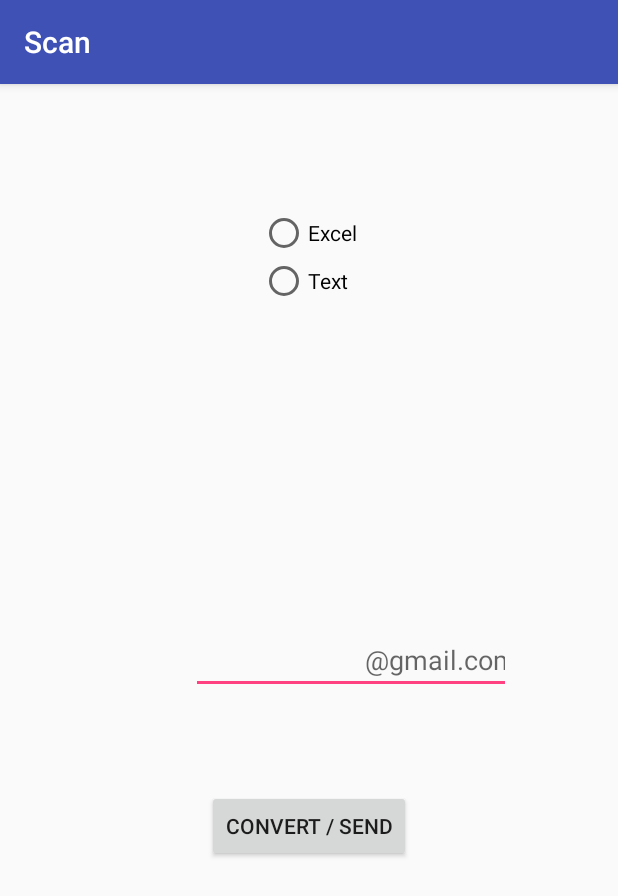
After one commit to ahmadkhedr/Scan, an Android app: the Email screen opened directly, with no data from a screen before it, on a phone screen of 412 x 824 dp. The commit adds this screen. Shown: the top 896 px of the screen. Run offline under Robolectric (Android 15) with nearby library versions, the phone set to English and light mode, and no system bars; libraries missing offline, so code that uses them is left out: com.ajts.androidmads, java.security.acl.

Commit message:
"initial Work of excel and text"

```diff
--- a/app/build.gradle
+++ b/app/build.gradle
@@ -4,7 +4,7 @@ android {
     compileSdkVersion 26
     defaultConfig {
         applicationId "kedr.emam.ahmad.scan"
-        minSdkVersion 16
+        minSdkVersion 21
         targetSdkVersion 26
         versionCode 1
         versionName "1.0"
@@ -25,9 +25,12 @@ dependencies {
     //noinspection GradleCompatible
     implementation 'com.android.support:appcompat-v7:26.1.0'
     implementation 'com.android.support.constraint:constraint-layout:1.0.2'
+    implementation 'com.android.support:design:26.1.0'
     testImplementation 'junit:junit:4.12'
     androidTestImplementation 'com.android.support.test:runner:1.0.1'
     androidTestImplementation 'com.android.support.test.espresso:espresso-core:3.0.1'
     compile 'me.dm7.barcodescanner:zxing:1.9'
+    compile 'com.ajts.androidmads.SQLite2Excel:library:1.0.2'
+
 
 }
--- a/app/src/main/AndroidManifest.xml
+++ b/app/src/main/AndroidManifest.xml
@@ -3,7 +3,7 @@
     package="kedr.emam.ahmad.scan">
 
     <uses-permission android:name="android.permission.CAMERA" />
-
+    <uses-permission android:name="android.permission.WRITE_EXTERNAL_STORAGE"></uses-permission>
     <uses-feature android:name="android.hardware.camera" />
     <uses-feature android:name="android.hardware.camera.autofocus" />
 
@@ -23,7 +23,8 @@
         </activity>
         <activity android:name=".Camera" />
         <activity android:name=".ViewCode" />
-        <activity android:name=".ViewData"></activity>
+        <activity android:name=".ViewData" />
+        <activity android:name=".Email"></activity>
     </application>
 
 </manifest>
--- a/app/src/main/java/kedr/emam/ahmad/scan/MainActivity.java
+++ b/app/src/main/java/kedr/emam/ahmad/scan/MainActivity.java
@@ -23,4 +23,9 @@ public class MainActivity extends AppCompatActivity {
         Intent e = new Intent(this,ViewData.class);
         startActivity(e);
     }
+
+    public void Email(View view) {
+        Intent e = new Intent(this,Email.class);
+        startActivity(e);
+    }
 }
--- /dev/null
+++ b/app/src/main/res/layout/activity_email.xml
@@ -0,0 +1,68 @@
+<?xml version="1.0" encoding="utf-8"?>
+<android.support.constraint.ConstraintLayout xmlns:android="http://schemas.android.com/apk/res/android"
+    xmlns:app="http://schemas.android.com/apk/res-auto"
+    xmlns:tools="http://schemas.android.com/tools"
+    android:layout_width="match_parent"
+    android:layout_height="match_parent"
+    tools:context="kedr.emam.ahmad.scan.Email">
+
+    <RelativeLayout
+        android:id="@+id/relativeLayout"
+        android:layout_width="0dp"
+        android:layout_height="0dp"
+        app:layout_constraintBottom_toBottomOf="parent"
+        app:layout_constraintEnd_toEndOf="parent"
+        app:layout_constraintStart_toStartOf="parent"
+        app:layout_constraintTop_toTopOf="parent">
+
+        <EditText
+            android:id="@+id/editText"
+            android:layout_width="wrap_content"
+            android:layout_height="wrap_content"
+            android:layout_alignParentEnd="true"
+            android:layout_centerVertical="true"
+            android:layout_marginEnd="71dp"
+            android:ems="10"
+            android:hint="                        @gmail.com"
+            android:inputType="textEmailAddress"
+            tools:layout_editor_absoluteX="85dp"
+            tools:layout_editor_absoluteY="36dp" />
+
+        <Button
+            android:id="@+id/button"
+            android:layout_width="wrap_content"
+            android:layout_height="wrap_content"
+            android:layout_below="@+id/editText"
+            android:layout_centerHorizontal="true"
+            android:layout_marginTop="64dp"
+            android:onClick="Convandsend"
+            android:text="Convert / Send"
+            tools:ignore="OnClick" />
+
+        <RadioGroup
+            android:id="@+id/Radiogroup"
+            android:layout_width="wrap_content"
+            android:layout_height="wrap_content"
+            android:layout_alignParentTop="true"
+            android:layout_centerHorizontal="true"
+            android:layout_marginTop="83dp">
+
+            <RadioButton
+                android:id="@+id/radioexel"
+                android:layout_width="wrap_content"
+                android:layout_height="wrap_content"
+                android:layout_weight="1"
+                android:text="@string/Excel"
+                tools:text="@string/Excel" />
+
+            <RadioButton
+                android:id="@+id/radiotext"
+                android:layout_width="wrap_content"
+                android:layout_height="wrap_content"
+                android:layout_weight="1"
+                android:text="@string/text"
+                tools:text="@string/text" />
+        </RadioGroup>
+    </RelativeLayout>
+
+</android.support.constraint.ConstraintLayout>
--- /dev/null
+++ b/app/src/main/res/values/dimens.xml
@@ -0,0 +1,3 @@
+<resources>
+    <dimen name="fab_margin">16dp</dimen>
+</resources>
--- a/app/src/main/res/values/strings.xml
+++ b/app/src/main/res/values/strings.xml
@@ -9,5 +9,9 @@
     <string name="save">Save</string>
     <string name="cancel">Cancel</string>
     <string name="show_items">Show Items</string>
+    <string name="Email">Send Email</string>
+    <string name="Excel">Excel</string>
+    <string name="text">Text</string>
     <string name="quantity">Quantity:</string>
+    <string name="title_activity_inventory">Inventory</string>
 </resources>
```
Also changed, not shown: app/src/main/java/kedr/emam/ahmad/scan/Email.java (added, +178 -0 lines), app/src/main/res/layout/activity_main.xml (+13 -0 lines), app/src/main/res/values/styles.xml (+9 -0 lines).
